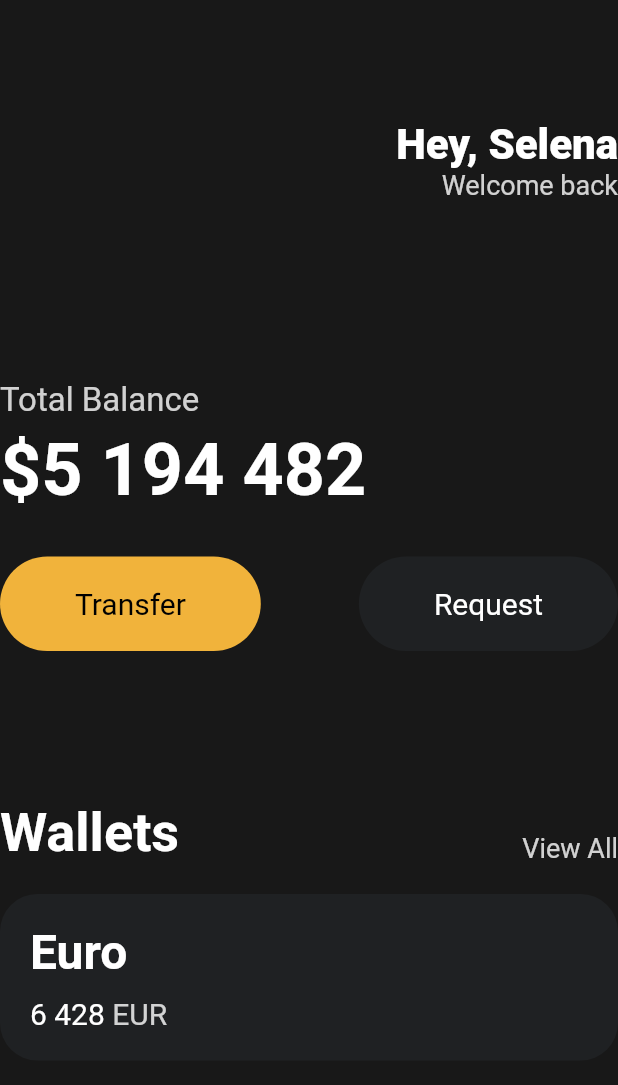
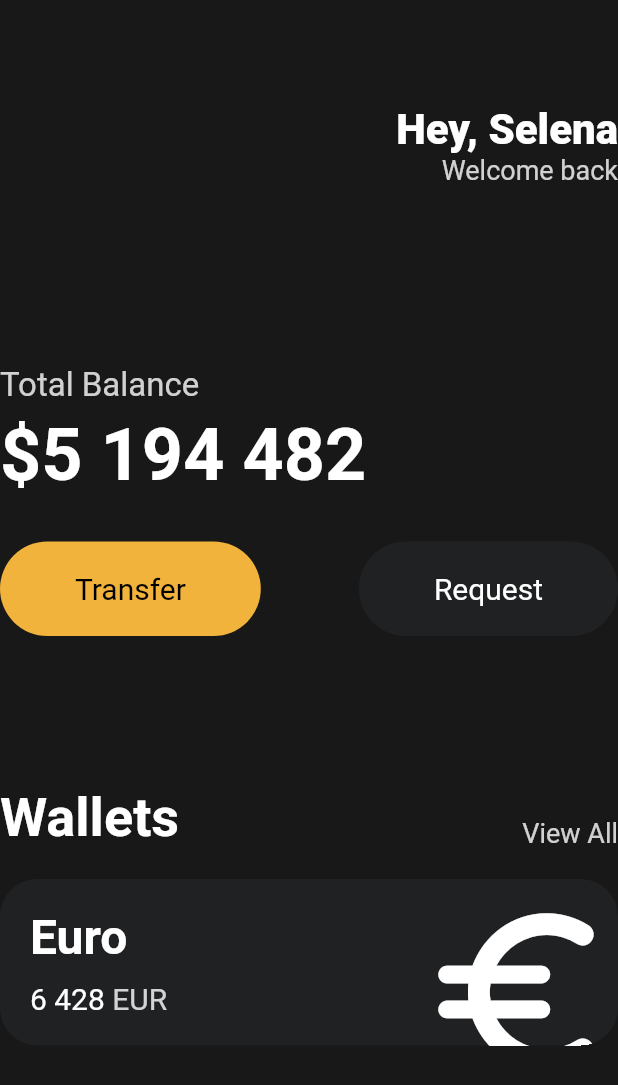
Before and after one commit to fluorjo/flutter_webtoon_app_clone, a Flutter app: the screen it shows after launch, on a phone screen of 412 x 824 dp. Shown: the top 1085 px of the screen. Run offline on Flutter 3.47's test engine with Material 2 defaults, Android fonts, the phone set to English and light mode, and no system bars.

Commit message:
3.7 Icons and Transforms

```diff
--- a/lib/main.dart
+++ b/lib/main.dart
@@ -19,7 +19,7 @@ class App extends StatelessWidget {
             crossAxisAlignment: CrossAxisAlignment.start,
             children: [
               const SizedBox(
-                height: 80,
+                height: 70,
               ),
               Row(
                 mainAxisAlignment: MainAxisAlignment.end,
@@ -113,6 +113,7 @@ class App extends StatelessWidget {
                 height: 20,
               ),
               Container(
+                clipBehavior: Clip.hardEdge,
                 decoration: BoxDecoration(
                   color: const Color(0xFF1F2123),
                   borderRadius: BorderRadius.circular(25),
@@ -120,6 +121,7 @@ class App extends StatelessWidget {
                 child: Padding(
                   padding: const EdgeInsets.all(20),
                   child: Row(
+                    mainAxisAlignment: MainAxisAlignment.spaceBetween,
                     children: [
                       Column(
                         crossAxisAlignment: CrossAxisAlignment.start,
@@ -158,6 +160,17 @@ class App extends StatelessWidget {
                           )
                         ],
                       ),
+                      Transform.scale(
+                        scale: 2,
+                        child: Transform.translate(
+                          offset: const Offset(-5, 10),
+                          child: const Icon(
+                            Icons.euro_rounded,
+                            color: Colors.white,
+                            size: 70,
+                          ),
+                        ),
+                      )
                     ],
                   ),
                 ),
```
